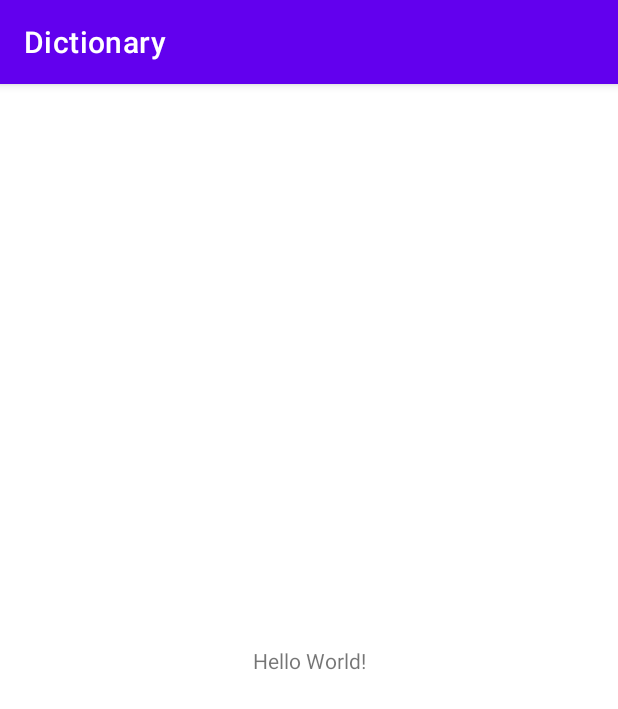
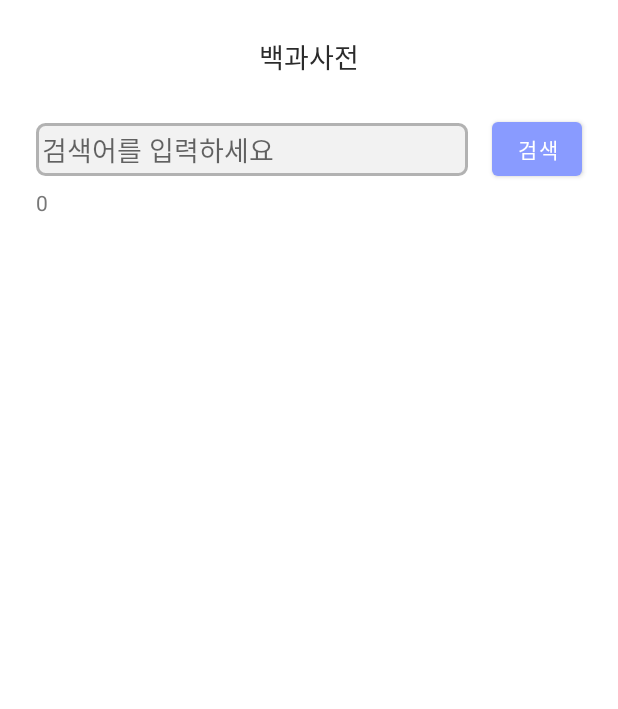
Before and after one commit to Yapp-17th/Study_DesignPattern, an Android app: the screen it shows after launch (MainActivity), on a phone screen of 412 x 824 dp. Shown: the top 709 px of the screen. Run offline under Robolectric (Android 15) with nearby library versions, the phone set to English and light mode, and no system bars.

Commit message:
[Android-139] MainActivity 화면 구현

```diff
--- /dev/null
+++ b/kimhyebeen/Mission06/app/src/main/res/drawable/bg_edit_text.xml
@@ -0,0 +1,10 @@
+<?xml version="1.0" encoding="utf-8"?>
+<shape xmlns:android="http://schemas.android.com/apk/res/android">
+    <corners
+        android:radius="5dp" />
+    <solid
+        android:color="@color/light_pink" />
+    <stroke
+        android:color="@color/light_grey"
+        android:width="2dp" />
+</shape>
--- a/kimhyebeen/Mission06/app/src/main/res/layout/activity_main.xml
+++ b/kimhyebeen/Mission06/app/src/main/res/layout/activity_main.xml
@@ -7,12 +7,67 @@
     tools:context=".MainActivity">
 
     <TextView
+        android:id="@+id/main_title_tv"
         android:layout_width="wrap_content"
         android:layout_height="wrap_content"
-        android:text="Hello World!"
-        app:layout_constraintBottom_toBottomOf="parent"
+        android:layout_marginTop="24dp"
+        android:text="@string/main_title"
+        android:textColor="@color/dark_grey"
+        android:textSize="18sp"
         app:layout_constraintLeft_toLeftOf="parent"
         app:layout_constraintRight_toRightOf="parent"
         app:layout_constraintTop_toTopOf="parent" />
 
+    <Button
+        android:id="@+id/main_search_button"
+        android:layout_width="60dp"
+        android:layout_height="wrap_content"
+        android:layout_marginTop="24dp"
+        android:layout_marginEnd="24dp"
+        android:text="@string/main_search"
+        android:textSize="14sp"
+        app:layout_constraintEnd_toEndOf="parent"
+        app:layout_constraintTop_toBottomOf="@+id/main_title_tv" />
+
+    <EditText
+        android:id="@+id/main_search_et"
+        android:layout_width="0dp"
+        android:layout_height="wrap_content"
+        android:layout_marginStart="24dp"
+        android:layout_marginEnd="16dp"
+        android:background="@drawable/bg_edit_text"
+        android:ems="10"
+        android:hint="@string/main_hint"
+        android:inputType="textPersonName"
+        android:padding="4dp"
+        android:textColor="@color/dark_black"
+        app:layout_constraintBottom_toBottomOf="@+id/main_search_button"
+        app:layout_constraintEnd_toStartOf="@+id/main_search_button"
+        app:layout_constraintStart_toStartOf="parent"
+        app:layout_constraintTop_toTopOf="@+id/main_search_button" />
+
+    <TextView
+        android:id="@+id/main_display_tv"
+        android:layout_width="wrap_content"
+        android:layout_height="wrap_content"
+        android:layout_marginStart="24dp"
+        android:layout_marginTop="8dp"
+        android:text="@string/main_display"
+        android:textColor="@color/brownish_grey"
+        app:layout_constraintStart_toStartOf="parent"
+        app:layout_constraintTop_toBottomOf="@+id/main_search_et" />
+
+    <androidx.recyclerview.widget.RecyclerView
+        android:id="@+id/main_recycler_view"
+        android:layout_width="match_parent"
+        android:layout_height="0dp"
+        android:layout_marginStart="24dp"
+        android:layout_marginTop="8dp"
+        android:layout_marginEnd="24dp"
+        android:layout_marginBottom="16dp"
+        app:layout_constraintBottom_toBottomOf="parent"
+        app:layout_constraintEnd_toEndOf="parent"
+        app:layout_constraintStart_toStartOf="parent"
+        app:layout_constraintTop_toBottomOf="@+id/main_display_tv" />
+
 </androidx.constraintlayout.widget.ConstraintLayout>
--- a/kimhyebeen/Mission06/app/src/main/res/values-night/themes.xml
+++ b/kimhyebeen/Mission06/app/src/main/res/values-night/themes.xml
@@ -1,6 +1,6 @@
 <resources xmlns:tools="http://schemas.android.com/tools">
     <!-- Base application theme. -->
-    <style name="Theme.Dictionary" parent="Theme.MaterialComponents.DayNight.DarkActionBar">
+    <style name="Theme.Dictionary" parent="Theme.MaterialComponents.DayNight.NoActionBar">
         <!-- Primary brand color. -->
         <item name="colorPrimary">@color/purple_200</item>
         <item name="colorPrimaryVariant">@color/purple_700</item>
--- a/kimhyebeen/Mission06/app/src/main/res/values/colors.xml
+++ b/kimhyebeen/Mission06/app/src/main/res/values/colors.xml
@@ -3,8 +3,19 @@
     <color name="purple_200">#FFBB86FC</color>
     <color name="purple_500">#FF6200EE</color>
     <color name="purple_700">#FF3700B3</color>
+    <color name="blue_200">#899BFF</color>
+    <color name="blue_500">#4f78c9</color>
+    <color name="blue_700">#3F51B5</color>
     <color name="teal_200">#FF03DAC5</color>
     <color name="teal_700">#FF018786</color>
     <color name="black">#FF000000</color>
     <color name="white">#FFFFFFFF</color>
+
+    <color name="light_brown">#e6af75</color>
+    <color name="coral">#e46666</color>
+    <color name="light_pink">#f2f2f2</color>
+    <color name="light_grey">#b2b2b2</color>
+    <color name="brownish_grey">#777777</color>
+    <color name="dark_grey">#2b2b2b</color>
+    <color name="dark_black">#151516</color>
 </resources>
--- a/kimhyebeen/Mission06/app/src/main/res/values/strings.xml
+++ b/kimhyebeen/Mission06/app/src/main/res/values/strings.xml
@@ -1,3 +1,11 @@
 <resources>
     <string name="app_name">Dictionary</string>
+
+    <string name="main_title">백과사전</string>
+    <string name="main_hint">검색어를 입력하세요</string>
+    <string name="main_search">검색</string>
+    <string name="main_display">0</string>
+
+    <string name="item_title">검색어</string>
+    <string name="item_description">검색어에 대한 설명입니다. 검색어에 대한 설명입니다. 검색어에 대한 설명입니다. 검색어에 대한 설명입니다. 검색어에 대한 설명입니다. 검색어에 대한 설명입니다.</string>
 </resources>
--- a/kimhyebeen/Mission06/app/src/main/res/values/themes.xml
+++ b/kimhyebeen/Mission06/app/src/main/res/values/themes.xml
@@ -1,9 +1,9 @@
 <resources xmlns:tools="http://schemas.android.com/tools">
     <!-- Base application theme. -->
-    <style name="Theme.Dictionary" parent="Theme.MaterialComponents.DayNight.DarkActionBar">
+    <style name="Theme.Dictionary" parent="Theme.MaterialComponents.DayNight.NoActionBar">
         <!-- Primary brand color. -->
-        <item name="colorPrimary">@color/purple_500</item>
-        <item name="colorPrimaryVariant">@color/purple_700</item>
+        <item name="colorPrimary">@color/blue_200</item>
+        <item name="colorPrimaryVariant">@color/blue_700</item>
         <item name="colorOnPrimary">@color/white</item>
         <!-- Secondary brand color. -->
         <item name="colorSecondary">@color/teal_200</item>
```
